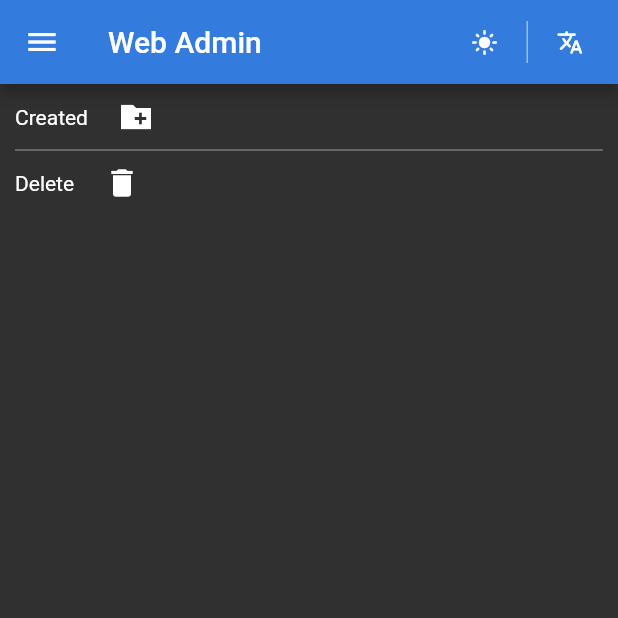
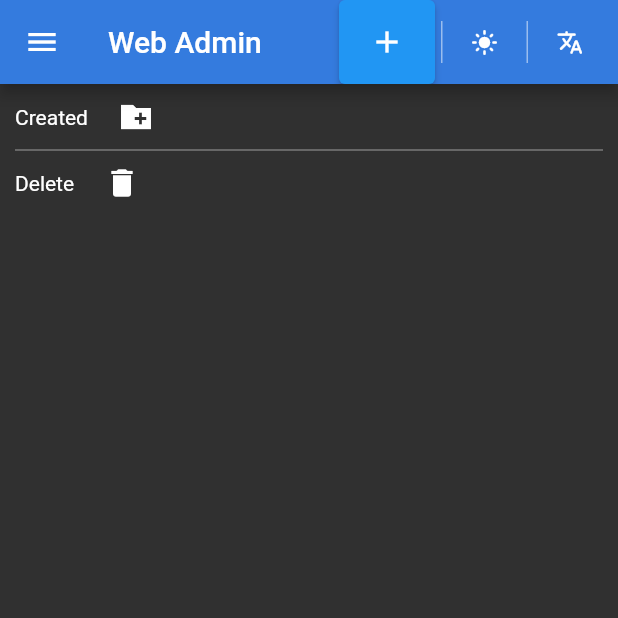
Before and after one commit to edgebus/edgebus, a Flutter app: the PortalMasterLayout screen opened directly, after a tap on the "dark mode" icon, on a phone screen of 412 x 824 dp, the top half of it. Run offline on Flutter 3.47's test engine with Material 2 defaults, Android fonts, the light colour scheme and no system bars; our stand-ins replace awesome_dialog, flutter_form_builder, form_builder_validators, go_router, google_fonts, shared_preferences; missing offline and left inert: adaptive_scrollbar, dart:html, form_builder_asset_picker, freemework, pointer_interceptor; accounts and stored records are empty; network calls fail.

Commit message:
Refs #11 Add button "Create topic"

```diff
--- a/lib/views/widgets/portal_master_layout/portal_master_layout.dart
+++ b/lib/views/widgets/portal_master_layout/portal_master_layout.dart
@@ -1,3 +1,4 @@
+import 'package:edgebus_console/views/screens/action.dart';
 import 'package:flutter/material.dart';
 import 'package:go_router/go_router.dart';
 import 'package:provider/provider.dart';
@@ -59,6 +60,17 @@ class PortalMasterLayout extends StatelessWidget {
           onAppBarTitlePressed: () => GoRouter.of(context).go(RouteUri.home),
         ),
         actions: [
+          _createTopicButton(context),
+          Padding(
+            padding: const EdgeInsets.symmetric(horizontal: 4.0),
+            child: VerticalDivider(
+              width: 1.0,
+              thickness: 1.0,
+              color: themeData.appBarTheme.foregroundColor!.withOpacity(0.5),
+              indent: 14.0,
+              endIndent: 14.0,
+            ),
+          ),
           _toggleThemeButton(context),
           Padding(
             padding: const EdgeInsets.symmetric(horizontal: 4.0),
@@ -170,6 +182,22 @@ class PortalMasterLayout extends StatelessWidget {
     );
   }
 
+  Widget _createTopicButton(BuildContext context) {
+    return ElevatedButton(
+      // style: actionBottonStyle,
+      child: const Icon(
+        Icons.add,
+        color: Colors.white,
+      ),
+      onPressed: () {
+        Navigator.push(
+          context,
+          MaterialPageRoute(builder: (context) => ActionScreen()),
+        );
+      },
+    );
+  }
+
   Widget _changeLanguageButton(BuildContext context) {
     return PopupMenuButton(
       splashRadius: 0.0,
```
Also changed, not shown: lib/views/screens/topic.dart (+53 -19 lines).
